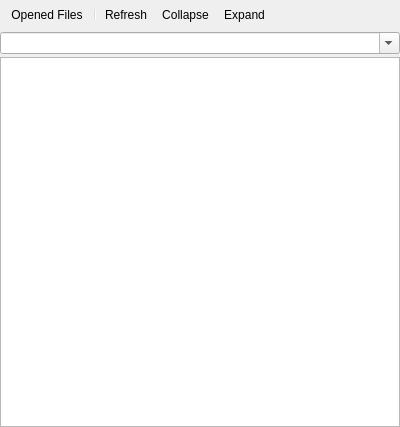
The window that App/panes/resource_manager/resource_manager_pane.ui (fengzhu2007/anycode) describes before a commit, drawn with Qt 5.
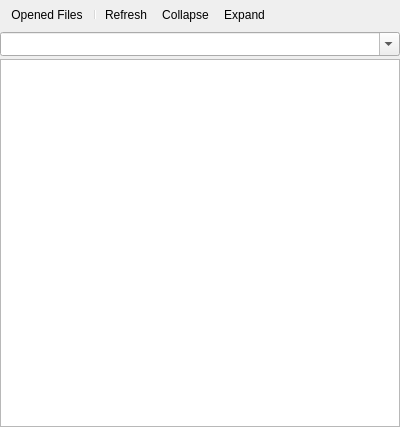
The same window after the commit. Icons and pictures are not drawn. Custom widgets are drawn as their Qt base class.

Diff of the .ui file:
```diff
--- a/App/panes/resource_manager/resource_manager_pane.ui
+++ b/App/panes/resource_manager/resource_manager_pane.ui
@@ -73,6 +73,12 @@
           <verstretch>0</verstretch>
          </sizepolicy>
         </property>
+        <property name="minimumSize">
+         <size>
+          <width>0</width>
+          <height>24</height>
+         </size>
+        </property>
         <property name="editable">
          <bool>true</bool>
         </property>
```
